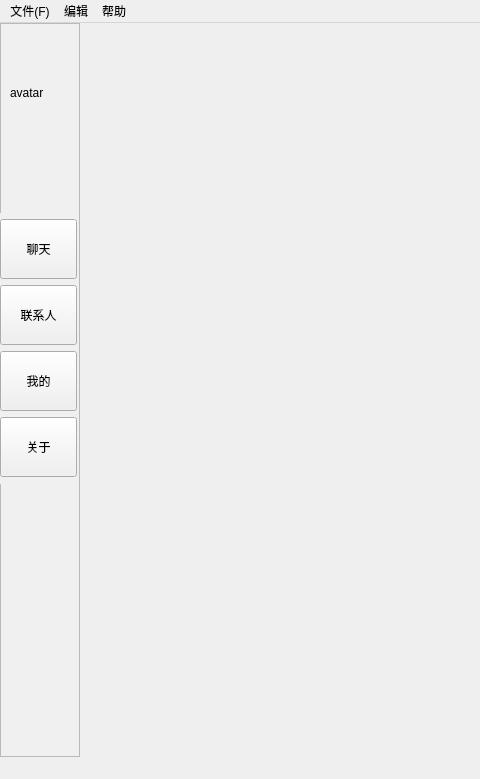
First picture: the form in app/Ui/mainwindow.ui, repository LC044/WeChatMsg, before the edit; both pictures show x 0 to 480 and y 0 to 779 of the 1280 by 779 pixel window.
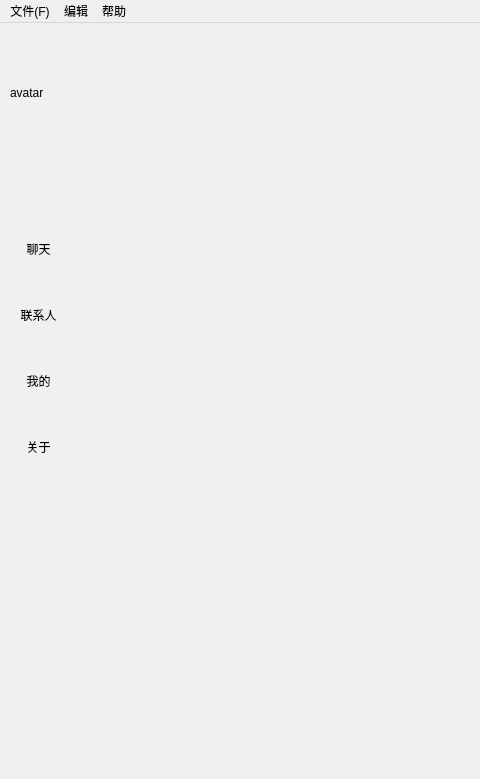
Second picture: the form after the edit.

```diff
--- a/app/Ui/mainwindow.ui
+++ b/app/Ui/mainwindow.ui
@@ -48,10 +48,10 @@
                             <string notr="true">background-color:rgb(240,240,240)</string>
                         </property>
                         <property name="frameShape">
-                            <enum>QFrame::StyledPanel</enum>
+                            <enum>QFrame::NoFrame</enum>
                         </property>
                         <property name="frameShadow">
-                            <enum>QFrame::Sunken</enum>
+                            <enum>QFrame::Plain</enum>
                         </property>
                         <widget class="QWidget" name="verticalLayoutWidget">
                             <property name="geometry">
@@ -74,6 +74,11 @@
                                                 <height>60</height>
                                             </size>
                                         </property>
+                                        <property name="font">
+                                            <font>
+                                                <family>微软雅黑</family>
+                                            </font>
+                                        </property>
                                         <property name="styleSheet">
                                             <string notr="true">QPushButton {background-color: rgb(240,240,240);}
                                                 QPushButton:hover{background-color: rgb(209,209,209);}
@@ -82,6 +87,9 @@
                                         <property name="text">
                                             <string>聊天</string>
                                         </property>
+                                        <property name="flat">
+                                            <bool>true</bool>
+                                        </property>
                                     </widget>
                                 </item>
                                 <item>
@@ -92,6 +100,11 @@
                                                 <height>60</height>
                                             </size>
                                         </property>
+                                        <property name="font">
+                                            <font>
+                                                <family>微软雅黑</family>
+                                            </font>
+                                        </property>
                                         <property name="styleSheet">
                                             <string notr="true">QPushButton {background-color: rgb(240,240,240);}
                                                 QPushButton:hover{background-color: rgb(209,209,209);}
@@ -100,6 +113,9 @@
                                         <property name="text">
                                             <string>联系人</string>
                                         </property>
+                                        <property name="flat">
+                                            <bool>true</bool>
+                                        </property>
                                     </widget>
                                 </item>
                                 <item>
@@ -110,6 +126,11 @@
                                                 <height>60</height>
                                             </size>
                                         </property>
+                                        <property name="font">
+                                            <font>
+                                                <family>微软雅黑</family>
+                                            </font>
+                                        </property>
                                         <property name="styleSheet">
                                             <string notr="true">QPushButton {background-color: rgb(240,240,240);}
                                                 QPushButton:hover{background-color: rgb(209,209,209);}
@@ -118,6 +139,9 @@
                                         <property name="text">
                                             <string>我的</string>
                                         </property>
+                                        <property name="flat">
+                                            <bool>true</bool>
+                                        </property>
                                     </widget>
                                 </item>
                                 <item>
@@ -128,6 +152,11 @@
                                                 <height>60</height>
                                             </size>
                                         </property>
+                                        <property name="font">
+                                            <font>
+                                                <family>微软雅黑</family>
+                                            </font>
+                                        </property>
                                         <property name="styleSheet">
                                             <string notr="true">QPushButton {background-color: rgb(240,240,240);}
                                                 QPushButton:hover{background-color: rgb(209,209,209);}
@@ -136,6 +165,9 @@
                                         <property name="text">
                                             <string>关于</string>
                                         </property>
+                                        <property name="flat">
+                                            <bool>true</bool>
+                                        </property>
                                     </widget>
                                 </item>
                             </layout>
```
Left out of the diff: 17 changed lines with no effect on the pictures.
